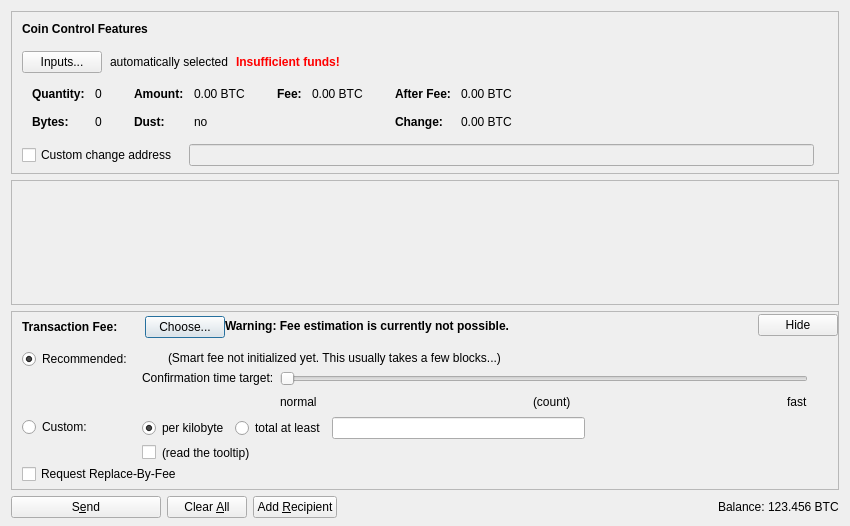
This is src/qt/forms/sendcoinsdialog.ui in stratton-oakcoin/oakcoin as Qt 5 draws it before an edit. The edited form follows.
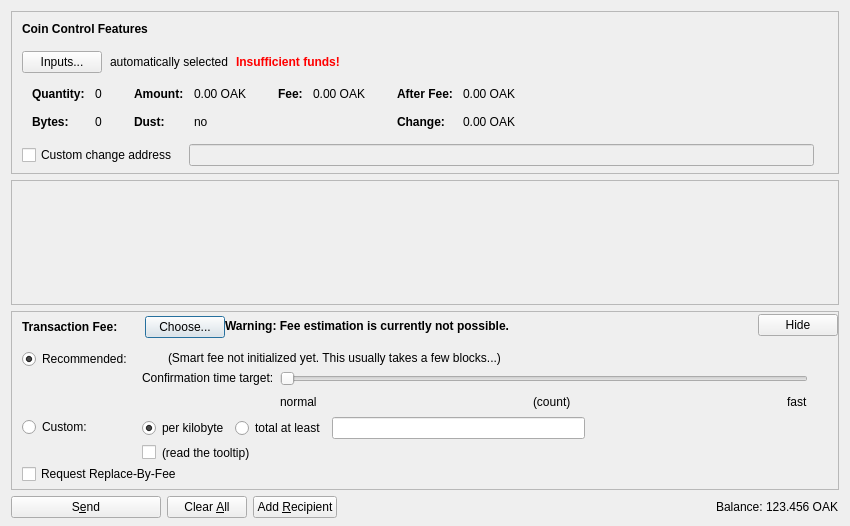
This is the edited form. Icons and pictures are not drawn. Custom widgets are drawn as their Qt base class.

What changed in the file:
```diff
--- a/src/qt/forms/sendcoinsdialog.ui
+++ b/src/qt/forms/sendcoinsdialog.ui
@@ -324,7 +324,7 @@
                   <enum>Qt::ActionsContextMenu</enum>
                  </property>
                  <property name="text">
-                  <string notr="true">0.00 BTC</string>
+                  <string notr="true">0.00 OAK</string>
                  </property>
                  <property name="textInteractionFlags">
                   <set>Qt::LinksAccessibleByMouse|Qt::TextSelectableByKeyboard|Qt::TextSelectableByMouse</set>
@@ -404,7 +404,7 @@
                   <enum>Qt::ActionsContextMenu</enum>
                  </property>
                  <property name="text">
-                  <string notr="true">0.00 BTC</string>
+                  <string notr="true">0.00 OAK</string>
                  </property>
                  <property name="textInteractionFlags">
                   <set>Qt::LinksAccessibleByMouse|Qt::TextSelectableByKeyboard|Qt::TextSelectableByMouse</set>
@@ -455,7 +455,7 @@
                   <enum>Qt::ActionsContextMenu</enum>
                  </property>
                  <property name="text">
-                  <string notr="true">0.00 BTC</string>
+                  <string notr="true">0.00 OAK</string>
                  </property>
                  <property name="textInteractionFlags">
                   <set>Qt::LinksAccessibleByMouse|Qt::TextSelectableByKeyboard|Qt::TextSelectableByMouse</set>
@@ -484,7 +484,7 @@
                   <enum>Qt::ActionsContextMenu</enum>
                  </property>
                  <property name="text">
-                  <string notr="true">0.00 BTC</string>
+                  <string notr="true">0.00 OAK</string>
                  </property>
                  <property name="textInteractionFlags">
                   <set>Qt::LinksAccessibleByMouse|Qt::TextSelectableByKeyboard|Qt::TextSelectableByMouse</set>
@@ -1322,7 +1322,7 @@
           <cursorShape>IBeamCursor</cursorShape>
          </property>
          <property name="text">
-          <string notr="true">123.456 BTC</string>
+          <string notr="true">123.456 OAK</string>
          </property>
          <property name="textInteractionFlags">
           <set>Qt::LinksAccessibleByMouse|Qt::TextSelectableByKeyboard|Qt::TextSelectableByMouse</set>
```
Left out of the diff: 18 changed lines with no effect on the pictures.
